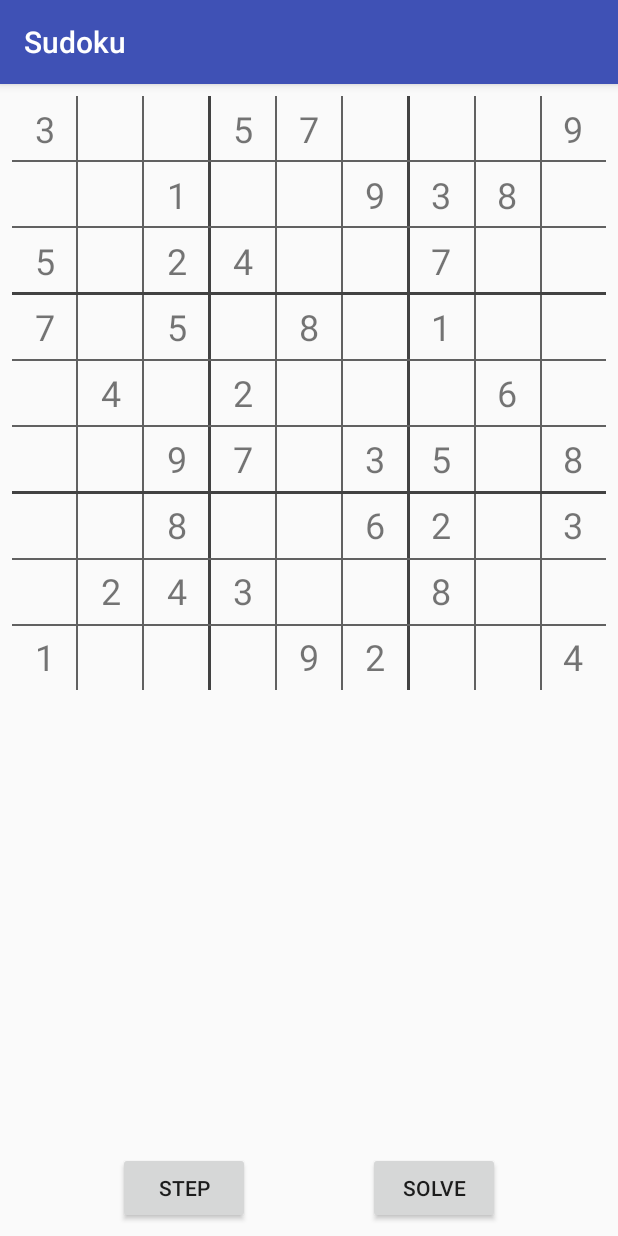
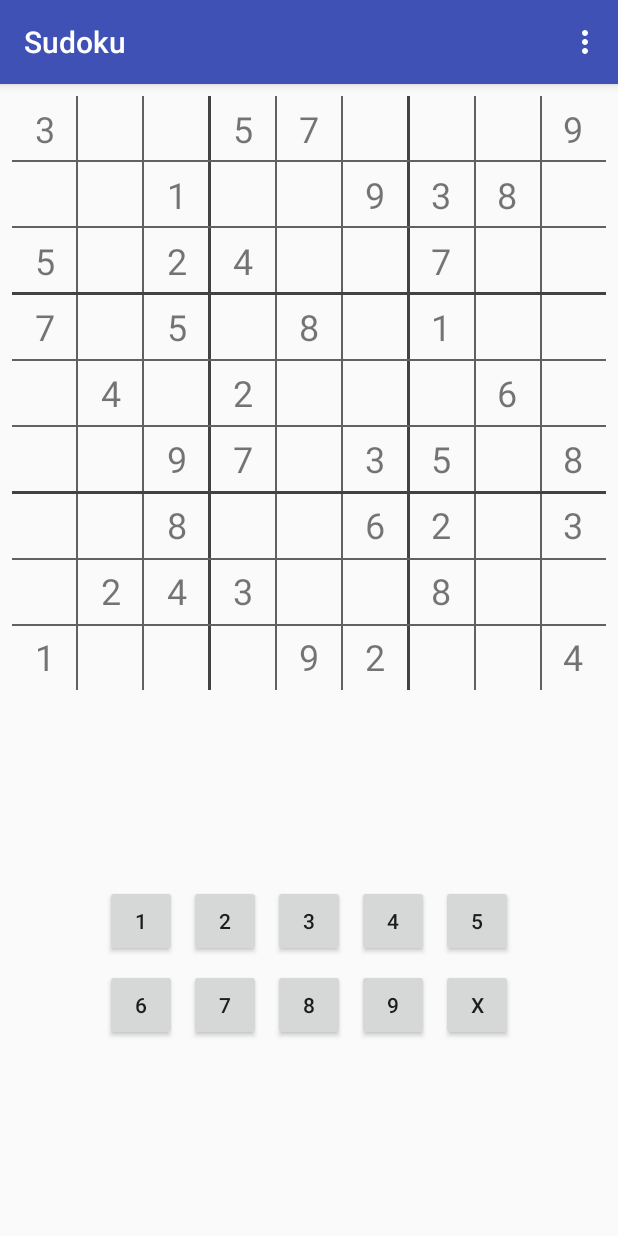
Before and after one commit to ahmetturk/Sudoku, an Android app: the screen it shows after launch (SudokuActivity), after a tap on "MEDIUM", on a phone screen of 412 x 824 dp. Run offline under Robolectric (Android 15) with nearby library versions, the phone set to English and light mode, and no system bars.

Commit message:
Numbers added, Some refactoring

```diff
--- a/app/src/main/java/com/example/ahmet/sudoku/Cell.java
+++ b/app/src/main/java/com/example/ahmet/sudoku/Cell.java
@@ -7,43 +7,42 @@ import java.util.ArrayList;
 import java.util.List;
 
 public class Cell implements Parcelable {
-    public static final Parcelable.Creator<Cell> CREATOR
-            = new Parcelable.Creator<Cell>() {
+
+    @SuppressWarnings("unused")
+    public static final Parcelable.Creator<Cell> CREATOR = new Parcelable.Creator<Cell>() {
+        @Override
         public Cell createFromParcel(Parcel in) {
             return new Cell(in);
         }
 
+        @Override
         public Cell[] newArray(int size) {
             return new Cell[size];
         }
     };
+    public int value;
+    public List<Integer> domain;
+    public boolean isConstant;
 
 
-    public int value;
-    public List<Integer> domain;
-    private int domainIterator;
-
     public Cell() {
-        this.value = 0;
-        this.domain = new ArrayList<>(9);
+        value = 0;
+        domain = new ArrayList<>(9);
         for(int i = 1; i < 10; i++) {
             domain.add(i);
         }
-        domainIterator = 0;
+        isConstant = false;
     }
 
-    private Cell(Parcel in) {
+    protected Cell(Parcel in) {
         value = in.readInt();
-        domain = new ArrayList<>();
-        in.readList(domain, Integer.class.getClassLoader());
-        domainIterator = in.readInt();
-    }
-
-    public int getValueFromDomain() {
-        if (domainIterator < domain.size()) {
-            return domain.get(domainIterator++);
+        if (in.readByte() == 0x01) {
+            domain = new ArrayList<>();
+            in.readList(domain, Integer.class.getClassLoader());
+        } else {
+            domain = null;
         }
-        return -1;
+        isConstant = in.readByte() != 0x00;
     }
 
     @Override
@@ -52,9 +51,14 @@ public class Cell implements Parcelable {
     }
 
     @Override
-    public void writeToParcel(Parcel parcel, int i) {
-        parcel.writeInt(value);
-        parcel.writeList(domain);
-        parcel.writeInt(domainIterator);
+    public void writeToParcel(Parcel dest, int flags) {
+        dest.writeInt(value);
+        if (domain == null) {
+            dest.writeByte((byte) (0x00));
+        } else {
+            dest.writeByte((byte) (0x01));
+            dest.writeList(domain);
+        }
+        dest.writeByte((byte) (isConstant ? 0x01 : 0x00));
     }
 }
--- a/app/src/main/java/com/example/ahmet/sudoku/Sudoku.java
+++ b/app/src/main/java/com/example/ahmet/sudoku/Sudoku.java
@@ -6,6 +6,8 @@ import android.os.Parcelable;
 import java.util.ArrayList;
 
 public class Sudoku implements Parcelable {
+
+    @SuppressWarnings("unused")
     public static final Parcelable.Creator<Sudoku> CREATOR
             = new Parcelable.Creator<Sudoku>() {
         public Sudoku createFromParcel(Parcel in) {
@@ -16,7 +18,6 @@ public class Sudoku implements Parcelable {
             return new Sudoku[size];
         }
     };
-
     public Cell[] cells;
 
     public Sudoku(int [] numbers) {
@@ -26,14 +27,15 @@ public class Sudoku implements Parcelable {
         }
 
         int value;
-        for (int i = 0; i < 81; i++)
+        for (int position = 0; position < 81; position++)
         {
-            value = numbers[i];
+            value = numbers[position];
             if (value != 0)
             {
-                cells[i].value = value;
-                cells[i].domain.clear();
-                narrowDomain(i, value);
+                cells[position].value = value;
+                cells[position].isConstant = true;
+                cells[position].domain.clear();
+                Utils.narrowDomain(this, position, value);
             }
         }
     }
@@ -42,68 +44,21 @@ public class Sudoku implements Parcelable {
         cells = new Cell[81];
         for (int i = 0; i < cells.length; i++) {
             cells[i] = new Cell();
-        }
-
-        for (int i = 0; i < 81; i++) // copy all variables from parent
-        {
+            // copy all variables from parent
             cells[i].value = parent.cells[i].value;
             cells[i].domain = new ArrayList<>(parent.cells[i].domain);
         }
+
         // then assign variableNumber to value and clear the domain
         cells[position].value = value;
         cells[position].domain.clear();
         // now other variables that share domain with this variable need to narrow domain
-        narrowDomain(position, value);
+        Utils.narrowDomain(this, position, value);
     }
 
     private Sudoku(Parcel in) {
         cells = new Cell[81];
         in.readTypedArray(cells, Cell.CREATOR);
-    }
-
-    // TODO: MOVE THIS
-    private void narrowDomain(int position, int value) {
-        // row
-        int rowNumber = position % 9;
-        int rowStart = position - rowNumber;
-        for (int i = rowStart; i < rowStart + 9; i++)
-        {
-            if (i == position) {
-                continue;
-            }
-            if (cells[i].domain.contains(value))
-            {
-                cells[i].domain.remove(cells[i].domain.indexOf(value));
-            }
-        }
-
-        // column
-        int columnStart = position % 9;
-        for (int i = columnStart; i < columnStart + 81; i += 9)
-        {
-            if (i == position) {
-                continue;
-            }
-            if (cells[i].domain.contains(value))
-            {
-                cells[i].domain.remove(cells[i].domain.indexOf(value));
-            }
-        }
-
-        // area
-        int columnPlace = position % 3;
-        int rowPlace = (position / 9) % 3;
-        int areaStart = position - (9 * rowPlace) - columnPlace;
-        for (int i = areaStart; i < areaStart + 27; i += 9) {
-            for (int j = i; j < i + 3; j++)
-            {
-                if (j == position) { continue; }
-                if (cells[j].domain.contains(value))
-                {
-                    cells[j].domain.remove(cells[j].domain.indexOf(value));
-                }
-            }
-        }
     }
 
     @Override
--- /dev/null
+++ b/app/src/main/java/com/example/ahmet/sudoku/Utils.java
@@ -0,0 +1,51 @@
+package com.example.ahmet.sudoku;
+
+public class Utils {
+    public static int getValueFromDomain(Cell cell) {
+        if (cell.domain.size() > 0) {
+            return cell.domain.remove(0);
+        }
+        return -1;
+    }
+
+    public static void narrowDomain(Sudoku sudoku, int position, int value) {
+
+        // row
+        int rowNumber = position % 9;
+        int rowStart = position - rowNumber;
+        for (int i = rowStart; i < rowStart + 9; i++) {
+            if (i == position) {
+                continue;
+            }
+            if (sudoku.cells[i].domain.contains(value)) {
+                sudoku.cells[i].domain.remove(sudoku.cells[i].domain.indexOf(value));
+            }
+        }
+
+        // column
+        int columnStart = position % 9;
+        for (int i = columnStart; i < columnStart + 81; i += 9) {
+            if (i == position) {
+                continue;
+            }
+            if (sudoku.cells[i].domain.contains(value)) {
+                sudoku.cells[i].domain.remove(sudoku.cells[i].domain.indexOf(value));
+            }
+        }
+
+        // area
+        int columnPlace = position % 3;
+        int rowPlace = (position / 9) % 3;
+        int areaStart = position - (9 * rowPlace) - columnPlace;
+        for (int i = areaStart; i < areaStart + 27; i += 9) {
+            for (int j = i; j < i + 3; j++) {
+                if (j == position) {
+                    continue;
+                }
+                if (sudoku.cells[j].domain.contains(value)) {
+                    sudoku.cells[j].domain.remove(sudoku.cells[j].domain.indexOf(value));
+                }
+            }
+        }
+    }
+}
--- a/app/src/main/res/layout/activity_sudoku.xml
+++ b/app/src/main/res/layout/activity_sudoku.xml
@@ -5,28 +5,6 @@
     android:layout_width="match_parent"
     android:layout_height="match_parent"
     tools:context="com.example.ahmet.sudoku.activity.SudokuActivity">
-
-    <Button
-        android:id="@+id/solve_button"
-        android:layout_width="wrap_content"
-        android:layout_height="wrap_content"
-        android:layout_marginBottom="8dp"
-        android:text="@string/solve"
-        app:layout_constraintBottom_toBottomOf="parent"
-        app:layout_constraintEnd_toEndOf="parent"
-        app:layout_constraintHorizontal_bias="0.5"
-        app:layout_constraintStart_toEndOf="@+id/step_button" />
-
-    <Button
-        android:id="@+id/step_button"
-        android:layout_width="wrap_content"
-        android:layout_height="wrap_content"
-        android:layout_marginBottom="8dp"
-        android:text="@string/step"
-        app:layout_constraintBottom_toBottomOf="parent"
-        app:layout_constraintEnd_toStartOf="@+id/solve_button"
-        app:layout_constraintHorizontal_bias="0.5"
-        app:layout_constraintStart_toStartOf="parent" />
 
     <android.support.v7.widget.RecyclerView
         android:id="@+id/sudoku_grid"
@@ -218,4 +196,131 @@
         app:layout_constraintStart_toStartOf="@id/sudoku_grid"
         app:layout_constraintTop_toBottomOf="@+id/hdivider7" />
 
+    <Button
+        android:id="@+id/button_six"
+        android:layout_width="48dp"
+        android:layout_height="48dp"
+        android:layout_marginBottom="8dp"
+        android:layout_marginTop="8dp"
+        android:onClick="writeNumberToSudoku"
+        android:text="@string/six"
+        app:layout_constraintBottom_toBottomOf="parent"
+        app:layout_constraintEnd_toStartOf="@+id/button_seven"
+        app:layout_constraintHorizontal_bias="0.5"
+        app:layout_constraintHorizontal_chainStyle="packed"
+        app:layout_constraintStart_toStartOf="parent"
+        app:layout_constraintTop_toBottomOf="@+id/button_one"
+        app:layout_constraintVertical_chainStyle="packed" />
+
+    <Button
+        android:id="@+id/button_seven"
+        android:layout_width="48dp"
+        android:layout_height="48dp"
+        android:layout_marginEnd="8dp"
+        android:layout_marginStart="8dp"
+        android:onClick="writeNumberToSudoku"
+        android:text="@string/seven"
+        app:layout_constraintBottom_toBottomOf="@+id/button_six"
+        app:layout_constraintEnd_toStartOf="@+id/button_eight"
+        app:layout_constraintHorizontal_bias="0.5"
+        app:layout_constraintStart_toEndOf="@+id/button_six" />
+
+    <Button
+        android:id="@+id/button_eight"
+        android:layout_width="48dp"
+        android:layout_height="48dp"
+        android:onClick="writeNumberToSudoku"
+        android:text="@string/eight"
+        app:layout_constraintBottom_toBottomOf="@+id/button_six"
+        app:layout_constraintEnd_toStartOf="@+id/button_nine"
+        app:layout_constraintHorizontal_bias="0.5"
+        app:layout_constraintStart_toEndOf="@+id/button_seven" />
+
+    <Button
+        android:id="@+id/button_nine"
+        android:layout_width="48dp"
+        android:layout_height="48dp"
+        android:layout_marginEnd="8dp"
+        android:layout_marginStart="8dp"
+        android:onClick="writeNumberToSudoku"
+        android:text="@string/nine"
+        app:layout_constraintBottom_toBottomOf="@+id/button_six"
+        app:layout_constraintEnd_toStartOf="@+id/button_remove"
+        app:layout_constraintHorizontal_bias="0.5"
+        app:layout_constraintStart_toEndOf="@+id/button_eight" />
+
+    <Button
+        android:id="@+id/button_remove"
+        android:layout_width="48dp"
+        android:layout_height="48dp"
+        android:onClick="writeNumberToSudoku"
+        android:text="@string/remove"
+        app:layout_constraintBottom_toBottomOf="@+id/button_six"
+        app:layout_constraintEnd_toEndOf="parent"
+        app:layout_constraintHorizontal_bias="0.5"
+        app:layout_constraintStart_toEndOf="@+id/button_nine" />
+
+    <Button
+        android:id="@+id/button_one"
+        android:layout_width="48dp"
+        android:layout_height="48dp"
+        android:layout_marginTop="8dp"
+        android:onClick="writeNumberToSudoku"
+        android:text="@string/one"
+        app:layout_constraintBottom_toTopOf="@+id/button_six"
+        app:layout_constraintEnd_toStartOf="@+id/button_two"
+        app:layout_constraintHorizontal_bias="0.5"
+        app:layout_constraintHorizontal_chainStyle="packed"
+        app:layout_constraintStart_toStartOf="parent"
+        app:layout_constraintTop_toBottomOf="@+id/sudoku_grid"
+        app:layout_constraintVertical_chainStyle="packed" />
+
+    <Button
+        android:id="@+id/button_two"
+        android:layout_width="48dp"
+        android:layout_height="48dp"
+        android:layout_marginEnd="8dp"
+        android:layout_marginStart="8dp"
+        android:onClick="writeNumberToSudoku"
+        android:text="@string/two"
+        app:layout_constraintBottom_toBottomOf="@+id/button_one"
+        app:layout_constraintEnd_toStartOf="@+id/button_three"
+        app:layout_constraintHorizontal_bias="0.5"
+        app:layout_constraintStart_toEndOf="@+id/button_one" />
+
+    <Button
+        android:id="@+id/button_three"
+        android:layout_width="48dp"
+        android:layout_height="48dp"
+        android:onClick="writeNumberToSudoku"
+        android:text="@string/three"
+        app:layout_constraintBottom_toBottomOf="@+id/button_one"
+        app:layout_constraintEnd_toStartOf="@+id/button_four"
+        app:layout_constraintHorizontal_bias="0.5"
+        app:layout_constraintStart_toEndOf="@+id/button_two" />
+
+    <Button
+        android:id="@+id/button_four"
+        android:layout_width="48dp"
+        android:layout_height="48dp"
+        android:layout_marginEnd="8dp"
+        android:layout_marginStart="8dp"
+        android:onClick="writeNumberToSudoku"
+        android:text="@string/four"
+        app:layout_constraintBottom_toBottomOf="@+id/button_one"
+        app:layout_constraintEnd_toStartOf="@+id/button_five"
+        app:layout_constraintHorizontal_bias="0.5"
+        app:layout_constraintStart_toEndOf="@+id/button_three" />
+
+    <Button
+        android:id="@+id/button_five"
+        android:layout_width="48dp"
+        android:layout_height="48dp"
+        android:onClick="writeNumberToSudoku"
+        android:text="@string/five"
+        app:layout_constraintBottom_toBottomOf="@+id/button_one"
+        app:layout_constraintEnd_toEndOf="parent"
+        app:layout_constraintHorizontal_bias="0.5"
+        app:layout_constraintStart_toEndOf="@+id/button_four" />
+
 </android.support.constraint.ConstraintLayout>
--- /dev/null
+++ b/app/src/main/res/menu/sudoku_menu.xml
@@ -0,0 +1,8 @@
+<?xml version="1.0" encoding="utf-8"?>
+<menu xmlns:android="http://schemas.android.com/apk/res/android"
+    xmlns:app="http://schemas.android.com/apk/res-auto">
+    <item
+        android:id="@+id/action_solve"
+        android:title="@string/solve"
+        app:showAsAction="never" />
+</menu>
--- a/app/src/main/res/values/strings.xml
+++ b/app/src/main/res/values/strings.xml
@@ -1,8 +1,19 @@
 <resources>
     <string name="app_name">Sudoku</string>
-    <string name="solve">solve</string>
-    <string name="step">step</string>
+    <string name="solve">Solve</string>
+
     <string name="easy">easy</string>
     <string name="medium">medium</string>
     <string name="hard">hard</string>
+
+    <string name="one">1</string>
+    <string name="two">2</string>
+    <string name="three">3</string>
+    <string name="four">4</string>
+    <string name="five">5</string>
+    <string name="six">6</string>
+    <string name="seven">7</string>
+    <string name="eight">8</string>
+    <string name="nine">9</string>
+    <string name="remove">X</string>
 </resources>
```
Also changed, not shown: app/src/main/java/com/example/ahmet/sudoku/SudokuSolver.java (+5 -2 lines), app/src/main/java/com/example/ahmet/sudoku/activity/SudokuActivity.java (+57 -15 lines).
